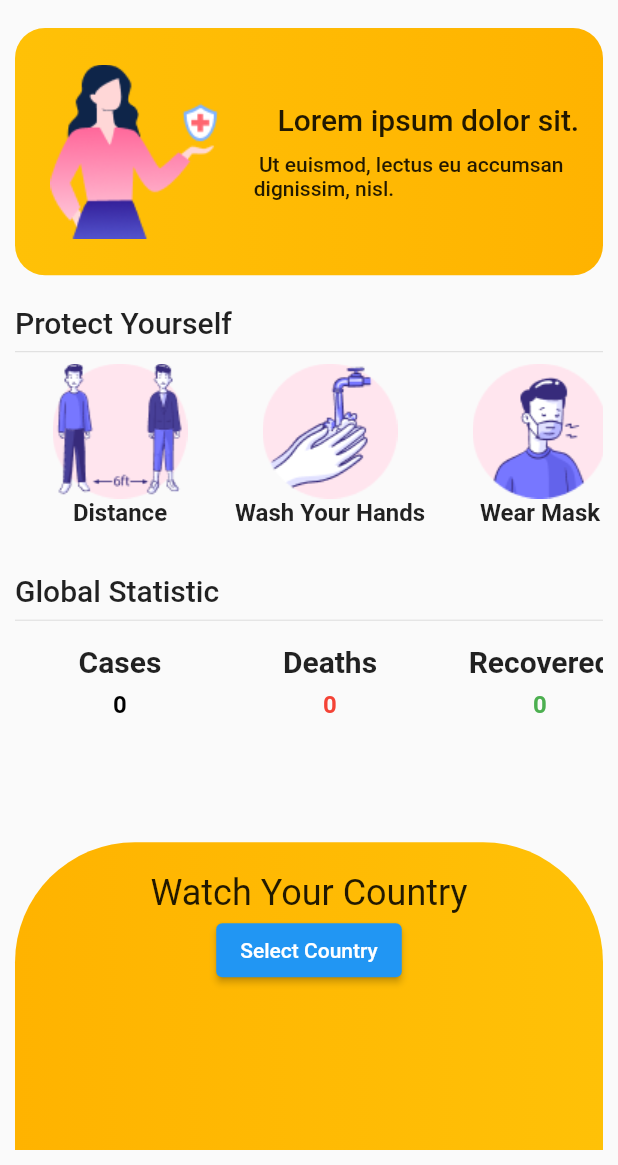
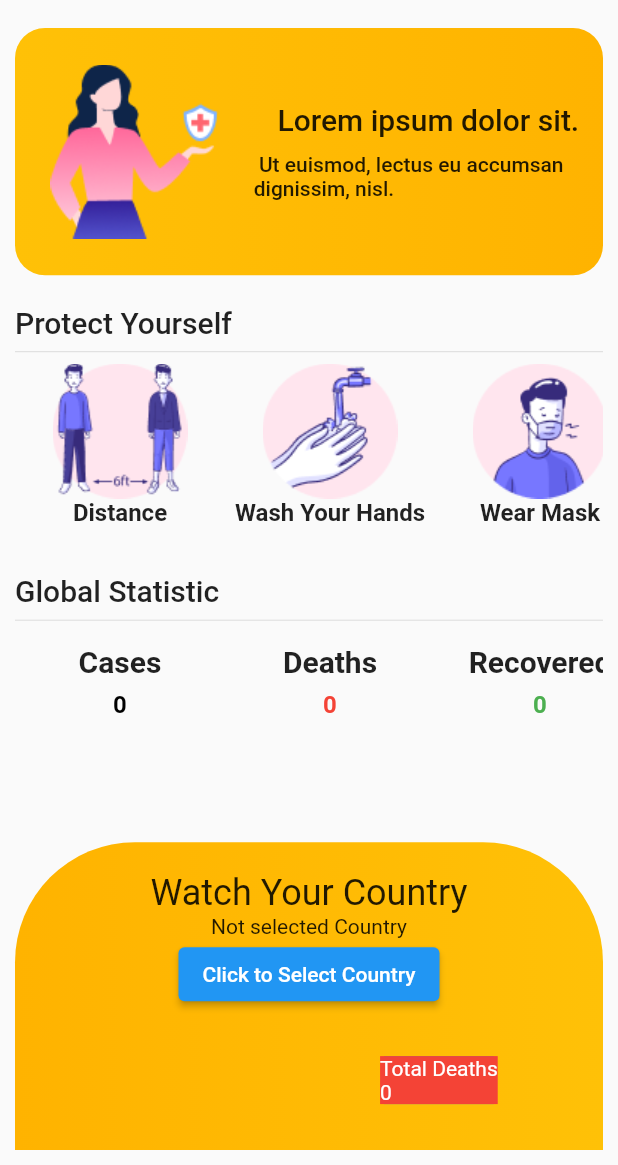
Before and after one commit to berkhanozkan/covid-app, a Flutter app: the first screen one second after launch, on a phone screen of 412 x 824 dp, the part 71-1236 px from its top. Run offline on Flutter 3.47's test engine with Material 2 defaults, Android fonts, the phone set to English and light mode, and no system bars; drawn by our look-alikes of fl_chart; our stand-ins replace country_picker, dio; network calls fail.

Commit message:
case and deaths charts completed

```diff
--- a/lib/core/constants/page_constants.dart
+++ b/lib/core/constants/page_constants.dart
@@ -7,7 +7,7 @@ class PagePaddingCustom extends EdgeInsets {
 
 class PageTexts {
   static const refreshData = 'Refresh Data';
-  static const selectCountry = 'Select Country';
+  static const selectCountry = 'Click to Select Country';
   static const watchCountry = 'Watch Your Country';
   static const cases = 'Cases';
   static const deaths = 'Deaths';
--- a/lib/page/home/view/home_view.dart
+++ b/lib/page/home/view/home_view.dart
@@ -102,6 +102,9 @@ class _HomeViewState extends State<HomeView> {
           child: Text(PageTexts.watchCountry,
               style: Theme.of(context).textTheme.headline5),
         ),
+        Text(context.watch<HomeProvider>().countryname.isEmpty
+            ? 'Not selected Country'
+            : context.watch<HomeProvider>().countryname),
         ElevatedButton(
             onPressed: () {
               showCountryPicker(
@@ -128,28 +131,31 @@ class _HomeViewState extends State<HomeView> {
           child: PieChart(
             PieChartData(sections: [
               PieChartSectionData(
-                title: 'Cases',
+                title: '',
+                badgePositionPercentageOffset: 2,
+                badgeWidget: Container(
+                  decoration: const BoxDecoration(color: Colors.blue),
+                  child: Text(
+                      'Total Cases\n${context.watch<HomeProvider>().country?.cases ?? 0}',
+                      style: const TextStyle(color: Colors.white)),
+                ),
                 value: (context.watch<HomeProvider>().country?.cases ?? 0)
                     .toDouble(),
                 color: Colors.blue,
               ),
               PieChartSectionData(
-                title: 'Total Tests',
-                value: (context.watch<HomeProvider>().country?.totalTests ?? 0)
-                    .toDouble(),
-                color: Colors.purple,
-              ),
-              PieChartSectionData(
                 value: (context.watch<HomeProvider>().country?.deaths ?? 0)
                     .toDouble(),
-                title: 'Deaths',
+                badgePositionPercentageOffset: 2,
+                badgeWidget: Container(
+                  decoration: const BoxDecoration(color: Colors.red),
+                  child: Text(
+                      'Total Deaths\n${context.watch<HomeProvider>().country?.deaths ?? 0}',
+                      style: const TextStyle(color: Colors.white)),
+                ),
+                title: '',
                 color: Colors.red,
               ),
-              PieChartSectionData(
-                  value: (context.watch<HomeProvider>().country?.critical ?? 0)
-                      .toDouble(),
-                  title: 'Critical',
-                  color: Colors.grey)
             ]
                 // read about it in the PieChartData section
                 ),
--- a/lib/page/home/viewmodel/home_view_model.dart
+++ b/lib/page/home/viewmodel/home_view_model.dart
@@ -15,6 +15,7 @@ class HomeProvider extends ChangeNotifier {
   final IHomeService homeService;
 
   GlobalModel? global;
+  String countryname = "";
   CountryModel? country;
   bool isLoading = false;
 
@@ -31,6 +32,7 @@ class HomeProvider extends ChangeNotifier {
 
   Future<void> fetchCountry(String countryName) async {
     _changeLoading();
+    countryname = countryName;
     country = await homeService.fetchCountry(countryName);
     _changeLoading();
   }
```
